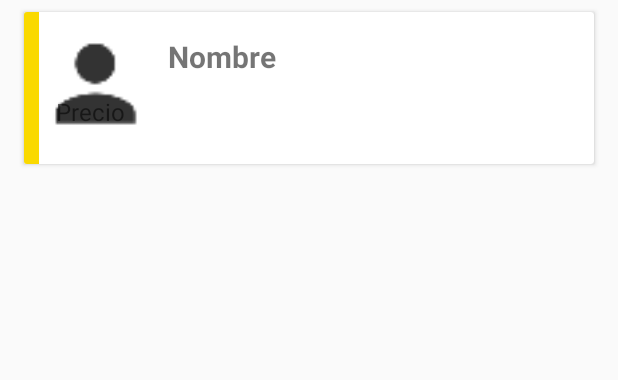
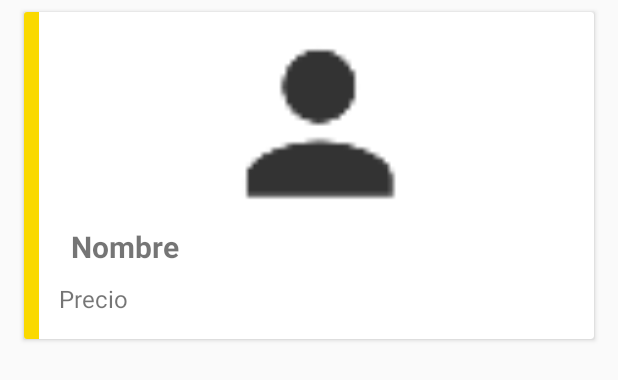
Before and after one commit to vicse/Integrador4toMovilClient, an Android app: the layout item_producto.xml on its own in the app's theme, with its tools: preview values and no code run, on a phone screen of 412 x 824 dp. Shown: the top 380 px of the screen. Run offline under Robolectric (Android 15) with nearby library versions, the phone set to English and light mode, and no system bars.

Commit message:
Lista de productos por proveedor

```diff
--- a/app/src/main/java/com/ore/vicse/integrador4toclient/models/Producto.java
+++ b/app/src/main/java/com/ore/vicse/integrador4toclient/models/Producto.java
@@ -1,6 +1,6 @@
 package com.ore.vicse.integrador4toclient.models;
 
-public abstract class Producto {
+public class Producto {
 
 
     private Integer id_almacen;
--- a/app/src/main/res/layout/item_producto.xml
+++ b/app/src/main/res/layout/item_producto.xml
@@ -21,34 +21,45 @@
     <RelativeLayout
         android:layout_width="match_parent"
         android:layout_height="wrap_content"
-        android:padding="16dp">
+        android:padding="8dp">
 
         <ImageView
             android:id="@+id/foto_imageProducto"
-            android:layout_width="64dp"
-            android:layout_height="64dp"
+            android:layout_width="321dp"
+            android:layout_height="117dp"
             android:layout_alignParentStart="true"
-            android:layout_marginEnd="16dp"
-            app:srcCompat="@drawable/ic_person_black"/>
+            android:layout_alignParentTop="true"
+            android:layout_alignParentEnd="true"
+            android:layout_marginStart="19dp"
+            android:layout_marginTop="8dp"
+            android:layout_marginEnd="4dp"
+            app:srcCompat="@drawable/ic_person_black" />
 
         <TextView
             android:id="@+id/nombre_text"
-            android:layout_width="match_parent"
+            android:layout_width="321dp"
             android:layout_height="wrap_content"
-            android:layout_toEndOf="@+id/foto_imageProducto"
+            android:layout_below="@+id/foto_imageProducto"
+            android:layout_alignParentStart="true"
+            android:layout_alignParentEnd="true"
+            android:layout_marginStart="23dp"
+            android:layout_marginTop="9dp"
+            android:layout_marginEnd="0dp"
+            android:text="Nombre"
             android:textSize="20sp"
-            android:textStyle="bold"
-            android:text="Nombre"/>
+            android:textStyle="bold" />
 
         <TextView
             android:id="@+id/precio_text"
-            android:layout_width="match_parent"
+            android:layout_width="321dp"
             android:layout_height="wrap_content"
             android:layout_below="@+id/nombre_text"
-            android:layout_marginStart="5dp"
-            android:layout_marginTop="12dp"
+            android:layout_alignParentStart="true"
+            android:layout_alignParentEnd="true"
+            android:layout_marginStart="15dp"
+            android:layout_marginTop="10dp"
+            android:layout_marginEnd="8dp"
             android:layout_marginBottom="8dp"
-            android:layout_toEndOf="@+id/foto_image"
             android:text="Precio"
             android:textSize="16sp" />
 
```
Also changed, not shown: app/src/main/java/com/ore/vicse/integrador4toclient/adapters/ProductosAdapter.java (+17 -7 lines), app/src/main/java/com/ore/vicse/integrador4toclient/adapters/ProveedoresAdapter.java (+26 -20 lines), app/src/main/java/com/ore/vicse/integrador4toclient/fragments/ProductFragment.java (+57 -2 lines), app/src/main/java/com/ore/vicse/integrador4toclient/fragments/ProviderFragment.java (+3 -12 lines).
